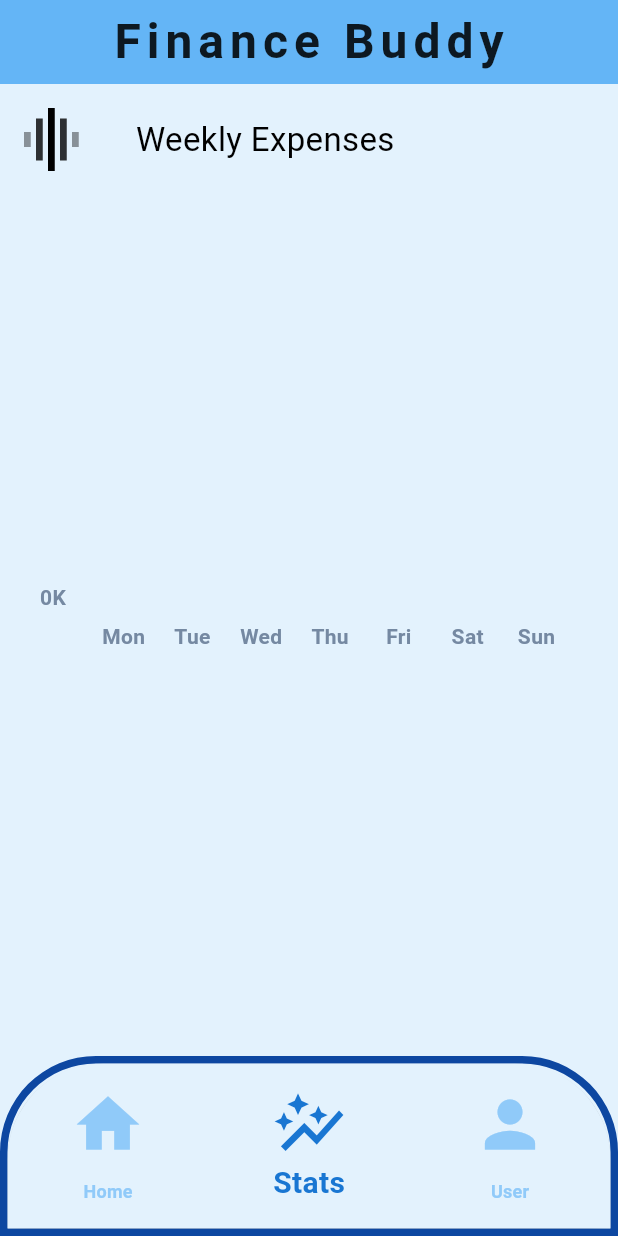
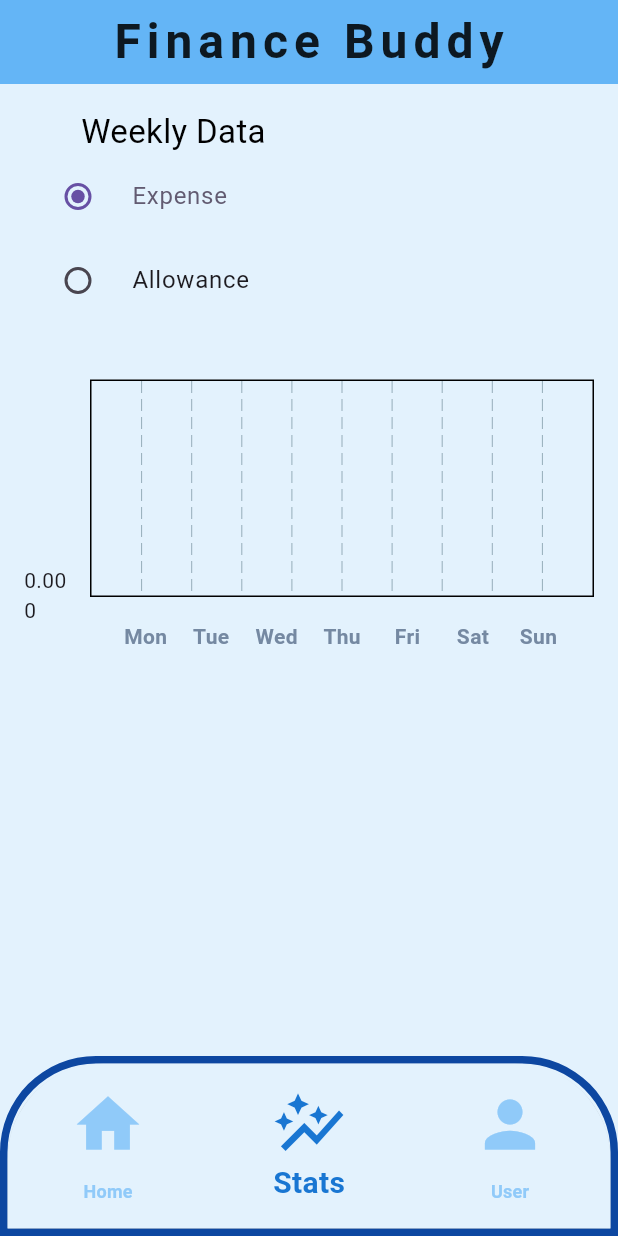
Before and after one commit to PandaHunterX/Allowance-Tracker, a Flutter app: the screen it shows after launch, item 2 of the bottom bar chosen, on a phone screen of 412 x 824 dp. Run offline on Flutter 3.47's test engine with Material 3 defaults, Android fonts, the light colour scheme and no system bars; drawn by our look-alikes of fl_chart; our stand-ins replace flutter_svg, sqflite; accounts and stored records are empty.

Commit message:
Weekly Graph for both Expense and Allowance

```diff
--- a/lib/views/screens/graph_screen.dart
+++ b/lib/views/screens/graph_screen.dart
@@ -1,15 +1,12 @@
 import 'package:fl_chart/fl_chart.dart';
 import 'package:flutter/material.dart';
+import 'package:productivity_app/models/allowance_item.dart';
 
 import '../../database/finance_db.dart';
 import '../../models/expense_item.dart';
 
 class GraphScreen extends StatefulWidget {
-  GraphScreen({super.key});
-
-  final Color leftBarColor = Colors.blue;
-  final Color rightBarColor = Colors.red;
-  final Color avgColor = Colors.orange;
+  const GraphScreen({super.key});
 
   @override
   State<StatefulWidget> createState() => GraphScreenState();
@@ -17,45 +14,64 @@
 
 class GraphScreenState extends State<GraphScreen> {
   final double width = 15;
+  String _selectedType = 'Expense';
 
+  late Future<void> _loadDataFuture;
   late List<BarChartGroupData> rawBarGroups;
   late List<BarChartGroupData> showingBarGroups;
-  double maxExpense = 0;
+  double maxValue = 0;
 
   int touchedGroupIndex = -1;
 
   @override
   void initState() {
     super.initState();
-    _loadData();
+    _loadDataFuture = _loadData();
   }
 
   Future<void> _loadData() async {
     final financeDB = FinanceDB();
-    final expenses = await financeDB.fetchExpense();
-    final weeklyExpenses = _processExpenses(expenses);
+    final data = _selectedType == 'Expense'
+        ? (await financeDB.fetchExpense())
+        : (await financeDB.fetchAllowance());
+    final weeklyData = _selectedType == 'Expense'
+        ? _processExpenses(data as List<ExpenseItem>)
+        : _processAllowance(data as List<AllowanceItem>);
 
     setState(() {
-      maxExpense = weeklyExpenses.reduce((a, b) => a > b ? a : b);
-      rawBarGroups = _generateBarGroups(weeklyExpenses);
+      maxValue = weeklyData.reduce((a, b) => a > b ? a : b);
+      rawBarGroups = _generateBarGroups(weeklyData);
       showingBarGroups = rawBarGroups;
     });
   }
 
   List<double> _processExpenses(List<ExpenseItem> expenses) {
-    final List<double> weeklyExpenses = List.filled(7, 0.0);
+    final List<double> weeklyData = List.filled(7, 0.0);
 
     for (var expense in expenses) {
-      final dayOfWeek = expense.dateTime.weekday - 1; // Monday is 0, Sunday is 6
-      weeklyExpenses[dayOfWeek] += expense.expense;
+      final dayOfWeek =
+          expense.dateTime.weekday - 1; // Monday is 0, Sunday is 6
+      weeklyData[dayOfWeek] += expense.expense;
     }
 
-    return weeklyExpenses;
+    return weeklyData;
+  }
+
+  List<double> _processAllowance(List<AllowanceItem> allowances) {
+    final List<double> weeklyData = List.filled(7, 0.0);
+
+    for (var allowance in allowances) {
+      final dayOfWeek =
+          allowance.dateTime.weekday - 1; // Monday is 0, Sunday is 6
+      weeklyData[dayOfWeek] += allowance.amount;
+    }
+
+    return weeklyData;
   }
 
   List<BarChartGroupData> _generateBarGroups(List<double> weeklyExpenses) {
     return List.generate(7, (index) {
-      return makeGroupData(index, weeklyExpenses[index], 0);
+      return makeGroupData(index, weeklyExpenses[index]);
     });
   }
 
@@ -65,20 +81,53 @@
       aspectRatio: 1,
       child: Padding(
         padding: const EdgeInsets.all(16),
-        child: Column(
+        child: FutureBuilder<void>(
+          future: _loadDataFuture,
+          builder: (context, snapshot) {
+            if (snapshot.connectionState == ConnectionState.waiting) {
+              return Center(child: CircularProgressIndicator());
+            } else if (snapshot.hasError) {
+              return Center(child: Text('Error loading data'));
+            } else {
+              return Column(
                 crossAxisAlignment: CrossAxisAlignment.stretch,
                 children: <Widget>[
                   Row(
                     mainAxisSize: MainAxisSize.min,
                     children: <Widget>[
-                makeTransactionsIcon(),
                       const SizedBox(
                         width: 38,
                       ),
                       const Text(
-                  'Weekly Expenses',
+                        'Weekly Data',
                         style: TextStyle(color: Colors.black, fontSize: 22),
                       ),
+                    ],
+                  ),
+                  Column(
+                    mainAxisAlignment: MainAxisAlignment.center,
+                    children: [
+                      RadioListTile(
+                          title: const Text('Expense'),
+                          selected: true,
+                          value: 'Expense',
+                          groupValue: _selectedType,
+                          onChanged: (value) {
+                            setState(() {
+                              _selectedType = value!;
+                              _loadDataFuture = _loadData();
+                            });
+                          }),
+                      RadioListTile(
+                          title: const Text('Allowance'),
+                          value: 'Allowance',
+                          groupValue: _selectedType,
+                          onChanged: (value) {
+                            setState(() {
+                              _selectedType = value!;
+                              _loadDataFuture = _loadData();
+                            });
+                          })
                     ],
                   ),
                   const SizedBox(
@@ -87,63 +136,9 @@
                   Expanded(
                     child: BarChart(
                       BarChartData(
-                  maxY: maxExpense, // Adjusted for better scaling
-                  barTouchData: BarTouchData(
-                    touchTooltipData: BarTouchTooltipData(
-                      getTooltipItem: (group, groupIndex, rod, rodIndex) {
-                        String day;
-                        switch (group.x.toInt()) {
-                          case 0:
-                            day = 'Mon';
-                            break;
-                          case 1:
-                            day = 'Tue';
-                            break;
-                          case 2:
-                            day = 'Wed';
-                            break;
-                          case 3:
-                            day = 'Thu';
-                            break;
-                          case 4:
-                            day = 'Fri';
-                            break;
-                          case 5:
-                            day = 'Sat';
-                            break;
-                          case 6:
-                            day = 'Sun';
-                            break;
-                          default:
-                            day = '';
-                        }
-                        return BarTooltipItem(
-                          '$day\n',
-                          const TextStyle(
-                            color: Colors.white,
-                            fontWeight: FontWeight.bold,
-                          ),
-                          children: <TextSpan>[
-                            TextSpan(
-                              text: (rod.toY).toString(),
-                              style: const TextStyle(
-                                color: Colors.yellow,
-                                fontWeight: FontWeight.w500,
-                              ),
-                            ),
-                          ],
-                        );
-                      },
-                    ),
-                  ),
+                        maxY: maxValue,
                         titlesData: FlTitlesData(
                           show: true,
-                    rightTitles: const AxisTitles(
-                      sideTitles: SideTitles(showTitles: false),
-                    ),
-                    topTitles: const AxisTitles(
-                      sideTitles: SideTitles(showTitles: false),
-                    ),
                           bottomTitles: AxisTitles(
                             sideTitles: SideTitles(
                               showTitles: true,
@@ -151,20 +146,19 @@
                               reservedSize: 42,
                             ),
                           ),
-                    leftTitles: AxisTitles(
+                          rightTitles: AxisTitles(
                             sideTitles: SideTitles(
-                        showTitles: true,
-                        reservedSize: 28,
-                        interval: (maxExpense / 5).ceilToDouble(), // Adjusted interval for better scaling
-                        getTitlesWidget: leftTitles,
+                              showTitles: false,
                             ),
+                          ),
+                          topTitles: AxisTitles(
+                            sideTitles: SideTitles(showTitles: false),
                           ),
                         ),
                         borderData: FlBorderData(
-                    show: false,
+                          show: true,
                         ),
                         barGroups: showingBarGroups,
-                  gridData: const FlGridData(show: false),
                       ),
                     ),
                   ),
@@ -172,102 +166,41 @@
                     height: 12,
                   ),
                 ],
+              );
+            }
+          },
         ),
       ),
-    );
-  }
-
-  Widget leftTitles(double value, TitleMeta meta) {
-    const style = TextStyle(
-      color: Color(0xff7589a2),
-      fontWeight: FontWeight.bold,
-      fontSize: 14,
-    );
-    String text = '${(value / 1000).round()}K';
-    return SideTitleWidget(
-      axisSide: meta.axisSide,
-      space: 0,
-      child: Text(text, style: style),
     );
   }
 
   Widget bottomTitles(double value, TitleMeta meta) {
     final titles = <String>['Mon', 'Tue', 'Wed', 'Thu', 'Fri', 'Sat', 'Sun'];
 
-    final Widget text = Text(
+    return SideTitleWidget(
+      axisSide: meta.axisSide,
+      space: 16, // Margin top
+      child: Text(
         titles[value.toInt()],
         style: const TextStyle(
           color: Color(0xff7589a2),
           fontWeight: FontWeight.bold,
           fontSize: 14,
         ),
-    );
-
-    return SideTitleWidget(
-      axisSide: meta.axisSide,
-      space: 16, // Margin top
-      child: text,
+      ),
     );
   }
 
-  BarChartGroupData makeGroupData(int x, double y1, double y2) {
+  BarChartGroupData makeGroupData(int x, double y1) {
     return BarChartGroupData(
-      barsSpace: 4,
       x: x,
       barRods: [
         BarChartRodData(
           toY: y1,
-          color: widget.leftBarColor,
+          color: _selectedType == 'Expense' ? Colors.red : Colors.blue,
           width: width,
         ),
       ],
     );
   }
-
-  Widget makeTransactionsIcon() {
-    const width = 4.5;
-    const space = 3.5;
-    return Row(
-      mainAxisSize: MainAxisSize.min,
-      children: <Widget>[
-        Container(
-          width: width,
-          height: 10,
-          color: Colors.black.withOpacity(0.4),
-        ),
-        const SizedBox(
-          width: space,
-        ),
-        Container(
-          width: width,
-          height: 28,
-          color: Colors.black.withOpacity(0.8),
-        ),
-        const SizedBox(
-          width: space,
-        ),
-        Container(
-          width: width,
-          height: 42,
-          color: Colors.black,
-        ),
-        const SizedBox(
-          width: space,
-        ),
-        Container(
-          width: width,
-          height: 28,
-          color: Colors.black.withOpacity(0.8),
-        ),
-        const SizedBox(
-          width: space,
-        ),
-        Container(
-          width: width,
-          height: 10,
-          color: Colors.black.withOpacity(0.4),
-        ),
-      ],
-    );
 }
-}
```
Lines whose indentation alone changed are shown as unchanged.
